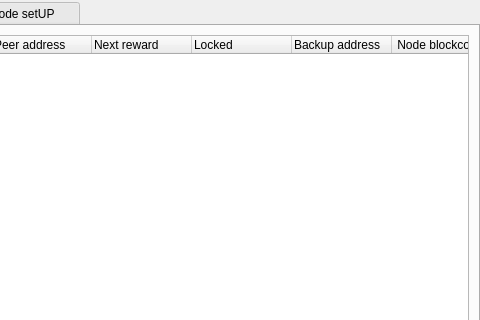
hardwarewise/SIN-core, file src/qt/forms/masternodelist.ui: the form before one commit; both pictures show x 520 to 1000 and y 0 to 320 of the 1000 by 600 pixel window.
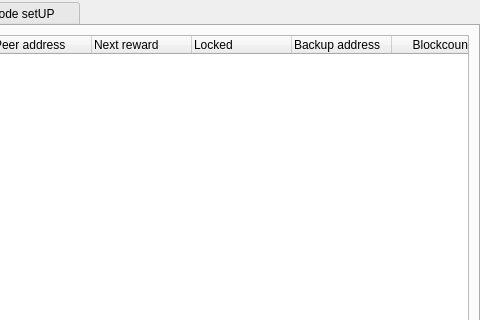
The form after the commit. Icons and pictures are not drawn.

```diff
--- a/src/qt/forms/masternodelist.ui
+++ b/src/qt/forms/masternodelist.ui
@@ -399,12 +399,12 @@
            </column>
            <column>
             <property name="text">
-             <string>Node blockcount</string>
+             <string>Blockcount</string>
             </property>
            </column>
            <column>
             <property name="text">
-             <string>Node status</string>
+             <string>Status</string>
             </property>
            </column>
           </widget>
```
